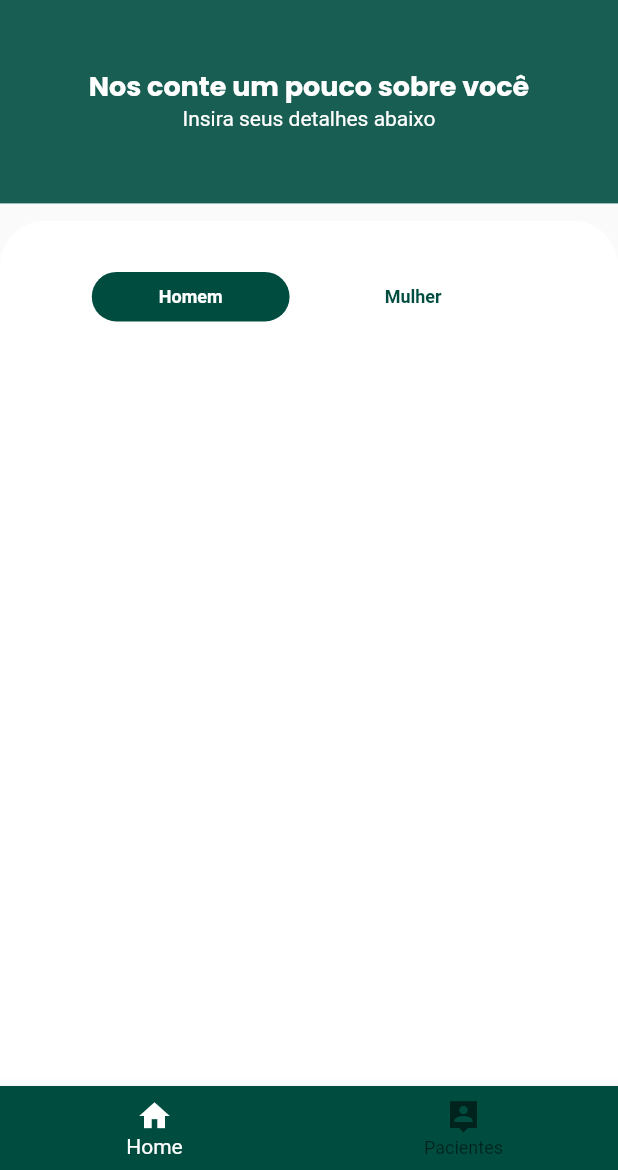
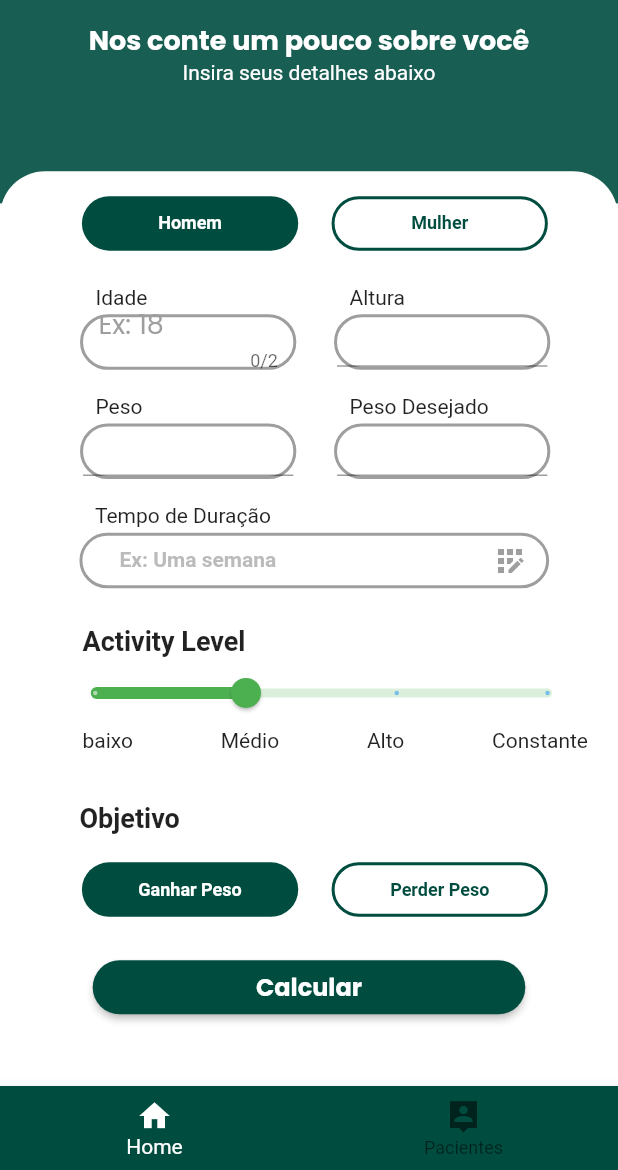
Before and after one commit to MatRogax/Forma-o-Flutter, a Flutter app: the screen it shows after launch, on a phone screen of 412 x 824 dp, the part 66-1236 px from its top. Run offline on Flutter 3.47's test engine with Material 2 defaults, Android fonts, the phone set to English and light mode, and no system bars; our stand-ins replace google_fonts; Roboto replaces fonts that are missing (Aclonica).

Commit message:
feat: finalização do módulo da calculadora do imc

```diff
--- a/imc_app/app_imc/lib/app/modules/calculator/pages/calculator_page.dart
+++ b/imc_app/app_imc/lib/app/modules/calculator/pages/calculator_page.dart
@@ -1,4 +1,5 @@
-import 'package:app_imc/app/modules/calculator/widgets/camp_field_widget.dart';
+import 'package:app_imc/app/modules/calculator/widgets/calculator_camp_button_widget.dart';
+import 'package:app_imc/app/modules/calculator/widgets/calculator_form_widget.dart';
 import 'package:app_imc/app/utils/constants.dart';
 import 'package:flutter/material.dart';
 import 'package:google_fonts/google_fonts.dart';
@@ -11,13 +12,6 @@ class CalculatorPage extends StatefulWidget {
 }
 
 class _CalculatorPageState extends State<CalculatorPage> {
-  int selectedIndex = 0;
-
-  List<Map<String, dynamic>> categoriesPerson = [
-    {"Person": "Homem"},
-    {"Person": "Mulher"},
-  ];
-
   @override
   Widget build(BuildContext context) {
     Size size = MediaQuery.of(context).size;
@@ -35,7 +29,7 @@ class _CalculatorPageState extends State<CalculatorPage> {
                   color: Constants.primaryColorTheme.withOpacity(0.9),
                 ),
                 child: Padding(
-                  padding: EdgeInsets.only(bottom: size.height * 0.02),
+                  padding: EdgeInsets.only(bottom: size.height * 0.095),
                   child: Column(
                     mainAxisAlignment: MainAxisAlignment.center,
                     children: [
@@ -63,71 +57,16 @@ class _CalculatorPageState extends State<CalculatorPage> {
                 left: 0,
                 right: 0,
                 child: SizedBox(
-                  height: size.height * 0.7,
+                  height: size.height * 0.74,
                   child: Container(
-                    padding: const EdgeInsets.symmetric(horizontal: 20, vertical: 30),
+                    padding: const EdgeInsets.symmetric(horizontal: 20, vertical: 10),
                     width: double.infinity,
                     decoration: const BoxDecoration(
                       color: Colors.white,
                       borderRadius: BorderRadius.vertical(top: Radius.circular(30)),
                     ),
-                    child: SingleChildScrollView(
-                      child: Column(
-                        children: [
-                          SizedBox(
-                            height: size.height * 0.05,
-                            width: size.width,
-                            child: Padding(
-                              padding: EdgeInsets.only(
-                                left: size.width * 0.08,
-                                right: size.width * 0.04,
-                              ),
-                              child: ListView.builder(
-                                scrollDirection: Axis.horizontal,
-                                itemCount: categoriesPerson.length,
-                                itemBuilder: (context, index) {
-                                  bool isSelected = selectedIndex == index;
-                                  return GestureDetector(
-                                    onTap: () {
-                                      setState(() {
-                                        selectedIndex = isSelected ? -1 : index;
-                                      });
-                                    },
-                                    child: Padding(
-                                      padding: EdgeInsets.only(
-                                        left: size.width * 0.02,
-                                        right: size.width * 0.02,
-                                      ),
-                                      child: CardWidget(
-                                        decoration: selectedIndex == index
-                                            ? BoxDecoration(
-                                                color: Constants.primaryColorTheme,
-                                                borderRadius: BorderRadius.circular(50),
-                                              )
-                                            : BoxDecoration(
-                                                color: Constants.assistantColorTheme,
-                                                borderRadius: BorderRadius.circular(40),
-                                              ),
-                                        childCard: Center(
-                                          child: Text(
-                                            categoriesPerson[index]['Person'],
-                                            style: TextStyle(
-                                              fontSize: 12.0,
-                                              fontWeight: FontWeight.bold,
-                                              color: selectedIndex == index ? Colors.white : Constants.primaryColorTheme,
-                                            ),
-                                          ),
-                                        ),
-                                        size: size,
-                                      ),
-                                    ),
-                                  );
-                                },
-                              ),
-                            ),
-                          ),
-                        ],
-                      ),
+                    child: const SingleChildScrollView(
+                      child: WidgetFormCalculator(),
                     ),
                   ),
                 ),
--- a/imc_app/app_imc/lib/app/modules/calculator/widgets/camp_field_widget.dart
+++ b/imc_app/app_imc/lib/app/modules/calculator/widgets/calculator_camp_button_widget.dart
@@ -15,8 +15,8 @@ class CardWidget extends StatelessWidget {
   Widget build(BuildContext context) {
     return Center(
       child: Container(
-        height: size.height * 0.04,
-        width: size.width * 0.32,
+        height: size.height * 0.044,
+        width: size.width * 0.35,
         decoration: decoration,
         child: childCard,
       ),
--- /dev/null
+++ b/imc_app/app_imc/lib/app/modules/calculator/widgets/calculator_field_widget.dart
@@ -0,0 +1,47 @@
+import 'package:flutter/material.dart';
+
+class WidgetCalculatorField extends StatelessWidget {
+  final Widget childWidget;
+  final Size size;
+  final String tittle;
+  final double? width;
+  final double? height;
+  const WidgetCalculatorField({
+    super.key,
+    required this.tittle,
+    required this.childWidget,
+    required this.width,
+    required this.height,
+    required this.size,
+  });
+
+  @override
+  Widget build(BuildContext context) {
+    return Column(
+      crossAxisAlignment: CrossAxisAlignment.start,
+      children: [
+        Padding(
+          padding: EdgeInsets.only(
+            left: size.width * 0.025,
+            bottom: size.height * 0.004,
+          ),
+          child: Text(
+            tittle,
+          ),
+        ),
+        Container(
+          width: width,
+          height: height,
+          decoration: BoxDecoration(
+            borderRadius: BorderRadius.circular(50),
+            border: Border.all(
+              color: Colors.grey,
+              width: 2,
+            ),
+          ),
+          child: childWidget,
+        ),
+      ],
+    );
+  }
+}
--- /dev/null
+++ b/imc_app/app_imc/lib/app/modules/calculator/widgets/calculator_form_widget.dart
@@ -0,0 +1,377 @@
+import 'package:app_imc/app/modules/calculator/widgets/calculator_camp_button_widget.dart';
+import 'package:app_imc/app/modules/calculator/widgets/calculator_field_widget.dart';
+import 'package:app_imc/app/utils/constants.dart';
+import 'package:flutter/material.dart';
+import 'package:google_fonts/google_fonts.dart';
+
+class WidgetFormCalculator extends StatefulWidget {
+  const WidgetFormCalculator({super.key});
+
+  @override
+  State<WidgetFormCalculator> createState() => _WidgetFormCalculatorState();
+}
+
+class _WidgetFormCalculatorState extends State<WidgetFormCalculator> {
+  double activityLevel = 2;
+  int selectedIndexPerson = 0;
+  int selectedIndexObjective = 0;
+
+  TextEditingController textAgeController = TextEditingController(text: "");
+  TextEditingController textHeightController = TextEditingController(text: "");
+  TextEditingController textWeightController = TextEditingController(text: "");
+  TextEditingController textTargetWeightController = TextEditingController(text: "");
+  TextEditingController textDurationController = TextEditingController(text: "");
+
+  FocusNode focusAge = FocusNode();
+  FocusNode focusHeight = FocusNode();
+  FocusNode focusWeight = FocusNode();
+  FocusNode focusTargetWeight = FocusNode();
+  FocusNode focusDuration = FocusNode();
+
+  List<Map<String, dynamic>> categoriesPerson = [
+    {"Person": "Homem"},
+    {"Person": "Mulher"},
+  ];
+
+  List<Map<String, dynamic>> categoriesObjective = [
+    {"objective": "Ganhar Peso"},
+    {"objective": "Perder Peso"},
+  ];
+
+  @override
+  Widget build(BuildContext context) {
+    Size size = MediaQuery.of(context).size;
+    return SizedBox(
+      height: size.height * 0.8,
+      child: Column(
+        children: [
+          SizedBox(
+            height: size.height * 0.06,
+            width: size.width,
+            child: Padding(
+              padding: EdgeInsets.only(
+                left: size.width * 0.08,
+                right: size.width * 0.04,
+              ),
+              child: ListView.builder(
+                scrollDirection: Axis.horizontal,
+                itemCount: categoriesPerson.length,
+                itemBuilder: (context, index) {
+                  bool isSelected = selectedIndexPerson == index;
+                  return GestureDetector(
+                    onTap: () {
+                      setState(() {
+                        selectedIndexPerson = isSelected ? -1 : index;
+                      });
+                    },
+                    child: Padding(
+                      padding: EdgeInsets.only(
+                        left: size.width * 0.004,
+                        right: size.width * 0.05,
+                      ),
+                      child: CardWidget(
+                        decoration: selectedIndexPerson == index
+                            ? BoxDecoration(
+                                color: Constants.primaryColorTheme,
+                                borderRadius: BorderRadius.circular(50),
+                              )
+                            : BoxDecoration(
+                                color: Constants.assistantColorTheme,
+                                borderRadius: BorderRadius.circular(40),
+                                border: Border.all(color: Constants.primaryColorTheme, width: 2),
+                              ),
+                        childCard: Center(
+                          child: Text(
+                            categoriesPerson[index]['Person'],
+                            style: TextStyle(
+                              fontSize: 12.0,
+                              fontWeight: FontWeight.bold,
+                              color: selectedIndexPerson == index ? Colors.white : Constants.primaryColorTheme,
+                            ),
+                          ),
+                        ),
+                        size: size,
+                      ),
+                    ),
+                  );
+                },
+              ),
+            ),
+          ),
+          Padding(
+            padding: EdgeInsets.only(
+              top: size.height * 0.02,
+              left: size.width * 0.02,
+            ),
+            child: Row(
+              mainAxisAlignment: MainAxisAlignment.spaceEvenly,
+              children: [
+                WidgetCalculatorField(
+                  tittle: "Idade",
+                  childWidget: TextFormField(
+                    controller: textAgeController,
+                    maxLength: 2,
+                    focusNode: focusAge,
+                    keyboardType: TextInputType.number,
+                    style: const TextStyle(),
+                    decoration: InputDecoration(
+                      contentPadding: EdgeInsets.all(size.width * 0.025),
+                      border: InputBorder.none,
+                      labelText: "Ex: 18",
+                      labelStyle: GoogleFonts.poppins(
+                        color: Colors.grey,
+                        fontSize: 18,
+                      ),
+                    ),
+                  ),
+                  width: size.width * 0.35,
+                  height: size.height * 0.045,
+                  size: size,
+                ),
+                WidgetCalculatorField(
+                  tittle: "Altura",
+                  childWidget: TextFormField(),
+                  width: size.width * 0.35,
+                  height: size.height * 0.045,
+                  size: size,
+                ),
+              ],
+            ),
+          ),
+          Padding(
+            padding: EdgeInsets.only(
+              top: size.height * 0.02,
+              left: size.width * 0.02,
+            ),
+            child: Row(
+              mainAxisAlignment: MainAxisAlignment.spaceEvenly,
+              children: [
+                WidgetCalculatorField(
+                  tittle: "Peso",
+                  childWidget: TextFormField(),
+                  width: size.width * 0.35,
+                  height: size.height * 0.045,
+                  size: size,
+                ),
+                WidgetCalculatorField(
+                  tittle: "Peso Desejado",
+                  childWidget: TextFormField(),
+                  width: size.width * 0.35,
+                  height: size.height * 0.045,
+                  size: size,
+                ),
+              ],
+            ),
+          ),
+          Padding(
+            padding: EdgeInsets.only(
+              top: size.height * 0.02,
+              left: size.width * 0.08,
+            ),
+            child: Row(
+              mainAxisAlignment: MainAxisAlignment.start,
+              children: [
+                WidgetCalculatorField(
+                  tittle: "Tempo de Duração",
+                  childWidget: TextFormField(
+                    onTap: (() {
+                      setState(() {});
+                    }),
+                    style: const TextStyle(
+                      fontSize: 16,
+                      color: Colors.black,
+                    ),
+                    enabled: true,
+                    maxLength: 100,
+                    autofocus: false,
+                    focusNode: focusDuration,
+                    decoration: InputDecoration(
+                      counterText: "",
+                      hintText: "Ex: Uma semana",
+                      hintStyle: TextStyle(
+                        color: Colors.grey.withOpacity(0.7),
+                        fontWeight: FontWeight.w600,
+                        fontSize: 14,
+                      ),
+                      enabledBorder: InputBorder.none,
+                      contentPadding: EdgeInsets.only(
+                        left: size.width * 0.06,
+                        bottom: size.height * 0.022,
+                      ),
+                      suffixIcon: Icon(
+                        Icons.app_registration_sharp,
+                        color: focusDuration.hasFocus ? Constants.primaryColorTheme : Colors.grey,
+                      ),
+                      focusedBorder: InputBorder.none,
+                    ),
+                    textAlign: TextAlign.start,
+                    textAlignVertical: TextAlignVertical.center,
+                    controller: textDurationController,
+                  ),
+                  width: size.width * 0.76,
+                  height: size.height * 0.045,
+                  size: size,
+                ),
+              ],
+            ),
+          ),
+          Center(
+            child: Padding(
+              padding: EdgeInsets.only(
+                top: size.height * 0.03,
+                left: size.width * 0.04,
+              ),
+              child: Column(
+                mainAxisAlignment: MainAxisAlignment.center,
+                crossAxisAlignment: CrossAxisAlignment.start,
+                children: [
+                  Padding(
+                    padding: EdgeInsets.only(left: size.width * 0.045),
+                    child: const Text(
+                      "Activity Level",
+                      style: TextStyle(fontSize: 18, fontWeight: FontWeight.bold),
+                    ),
+                  ),
+                  SliderTheme(
+                    data: SliderTheme.of(context).copyWith(
+                      activeTrackColor: Colors.green,
+                      inactiveTrackColor: Colors.green.withOpacity(0.2),
+                      thumbColor: Colors.green,
+                      trackHeight: 6.0,
+                      thumbShape: const RoundSliderThumbShape(enabledThumbRadius: 10),
+                      overlayColor: Colors.green.withOpacity(0.2),
+                    ),
+                    child: Slider(
+                      value: activityLevel,
+                      min: 1,
+                      max: 4,
+                      divisions: 3,
+                      onChanged: (value) {
+                        setState(() {
+                          activityLevel = value;
+                        });
+                      },
+                    ),
+                  ),
+                  Padding(
+                    padding: EdgeInsets.only(left: size.width * 0.045),
+                    child: Row(
+                      mainAxisAlignment: MainAxisAlignment.spaceBetween,
+                      children: const [
+                        Text("baixo", style: TextStyle(fontSize: 14)),
+                        Text("Médio", style: TextStyle(fontSize: 14)),
+                        Text("Alto", style: TextStyle(fontSize: 14)),
+                        Text("Constante", style: TextStyle(fontSize: 14)),
+                      ],
+                    ),
+                  ),
+                  Padding(
+                    padding: EdgeInsets.only(
+                      top: size.height * 0.04,
+                      left: size.width * 0.04,
+                      bottom: size.height * 0.02,
+                    ),
+                    child: Text(
+                      "Objetivo",
+                      style: GoogleFonts.roboto(
+                        fontSize: 18,
+                        fontWeight: FontWeight.bold,
+                      ),
+                    ),
+                  ),
+                  SizedBox(
+                    height: size.height * 0.05,
+                    width: size.width,
+                    child: Padding(
+                      padding: EdgeInsets.only(
+                        left: size.width * 0.04,
+                        right: size.width * 0.04,
+                      ),
+                      child: ListView.builder(
+                        scrollDirection: Axis.horizontal,
+                        itemCount: categoriesPerson.length,
+                        itemBuilder: (context, index) {
+                          bool isSelected = selectedIndexObjective == index;
+                          return GestureDetector(
+                            onTap: () {
+                              setState(() {
+                                selectedIndexObjective = isSelected ? -1 : index;
+                              });
+                            },
+                            child: Padding(
+                              padding: EdgeInsets.only(
+                                left: size.width * 0.004,
+                                right: size.width * 0.05,
+                              ),
+                              child: CardWidget(
+                                decoration: selectedIndexObjective == index
+                                    ? BoxDecoration(
+                                        color: Constants.primaryColorTheme,
+                                        borderRadius: BorderRadius.circular(50),
+                                      )
+                                    : BoxDecoration(
+                                        color: Constants.assistantColorTheme,
+                                        borderRadius: BorderRadius.circular(40),
+                                        border: Border.all(
+                                          color: Constants.primaryColorTheme,
+                                          width: 2,
+                                        ),
+                                      ),
+                                childCard: Center(
+                                  child: Text(
+                                    categoriesObjective[index]['objective'],
+                                    style: TextStyle(
+                                      fontSize: 12.0,
+                                      fontWeight: FontWeight.bold,
+                                      color: selectedIndexObjective == index ? Colors.white : Constants.primaryColorTheme,
+                                    ),
+                                  ),
+                                ),
+                                size: size,
+                              ),
+                            ),
+                          );
+                        },
+                      ),
+                    ),
+                  ),
+                ],
+              ),
+            ),
+          ),
+          Padding(
+            padding: EdgeInsets.only(top: size.height * 0.025),
+            child: SizedBox(
+              width: size.width * 0.72,
+              child: Row(
+                mainAxisAlignment: MainAxisAlignment.center,
+                children: [
+                  SizedBox(
+                    width: size.width * 0.7,
+                    child: ElevatedButton(
+                      style: ElevatedButton.styleFrom(
+                          backgroundColor: Constants.primaryColorTheme,
+                          shape: RoundedRectangleBorder(
+                            borderRadius: BorderRadius.circular(50),
+                          )),
+                      onPressed: () => null,
+                      child: Center(
+                        child: Text(
+                          "Calcular",
+                          style: GoogleFonts.poppins(
+                            fontSize: 16,
+                            fontWeight: FontWeight.bold,
+                          ),
+                        ),
+                      ),
+                    ),
+                  ),
+                ],
+              ),
+            ),
+          )
+        ],
+      ),
+    );
+  }
+}
--- /dev/null
+++ b/imc_app/app_imc/lib/app/modules/pacients/model/pacients_model.dart
@@ -0,0 +1,10 @@
+class Pacients {
+  late String gender;
+  late String activityLevel;
+  late String objective;
+  late double height;
+  late double weigth;
+  late double targetWeight;
+  late int duration;
+  late int age;
+}
```
